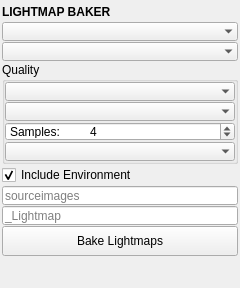
Qt form mayatk/light_utils/lightmap_baker/lightmap_baker.ui (m3trik/mayatk) before a commit.
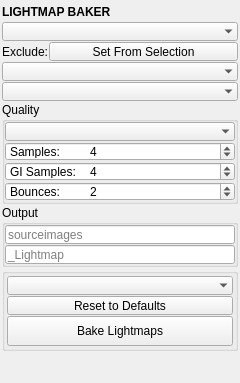
The same form after that commit. Custom widgets are drawn as their Qt base class.

```diff
--- a/mayatk/light_utils/lightmap_baker/lightmap_baker.ui
+++ b/mayatk/light_utils/lightmap_baker/lightmap_baker.ui
@@ -10,7 +10,7 @@
     <x>0</x>
     <y>0</y>
     <width>240</width>
-    <height>237</height>
+    <height>340</height>
    </rect>
   </property>
   <property name="tabShape">
@@ -116,6 +116,68 @@
         </property>
        </widget>
       </item>
+      <item>
+       <layout class="QHBoxLayout" name="exclude_layout">
+        <property name="spacing">
+         <number>1</number>
+        </property>
+        <item>
+         <widget class="QLabel" name="lbl_exclude">
+          <property name="minimumSize">
+           <size>
+            <width>0</width>
+            <height>19</height>
+           </size>
+          </property>
+          <property name="maximumSize">
+           <size>
+            <width>16777215</width>
+            <height>19</height>
+           </size>
+          </property>
+          <property name="toolTip">
+           <string>Exclude — objects that get no lightmap of their own but still light the bake: they cast shadows and bounce light onto everything that does bake.
+
+Stored in the scene (the lightmapBaker_exclude set), so every bake of this scene skips them — from this panel or a script — and a re-bake leaves a map they already have alone.</string>
+          </property>
+          <property name="text">
+           <string>Exclude:</string>
+          </property>
+          <property name="caption" stdset="0">
+           <bool>true</bool>
+          </property>
+         </widget>
+        </item>
+        <item>
+         <widget class="QPushButton" name="set_exclusions">
+          <property name="sizePolicy">
+           <sizepolicy hsizetype="Expanding" vsizetype="Fixed">
+            <horstretch>1</horstretch>
+            <verstretch>0</verstretch>
+           </sizepolicy>
+          </property>
+          <property name="minimumSize">
+           <size>
+            <width>0</width>
+            <height>19</height>
+           </size>
+          </property>
+          <property name="maximumSize">
+           <size>
+            <width>16777215</width>
+            <height>19</height>
+           </size>
+          </property>
+          <property name="toolTip">
+           <string>Make the current selection the Exclude set (replacing it). A selected group excludes every mesh under it; with nothing selected, the set is cleared.</string>
+          </property>
+          <property name="text">
+           <string>Set From Selection</string>
+          </property>
+         </widget>
+        </item>
+       </layout>
+      </item>
       <item>
        <widget class="ComboBox" name="cmb002">
         <property name="minimumSize">
@@ -135,7 +197,33 @@
 
 Per-Object (default) — one lightmap texture per object at the full Resolution. Best per-object detail; right for hero assets or small selections.
 
-Atlas by Material — objects sharing a primary material are consolidated into one shared EXR (Resolution becomes the shared atlas size), and each object gets an area-weighted atlas rect bound at engine time (Unity's lightmapScaleOffset / glTF KHR_texture_transform) — UVs are never edited, and instances are fully supported: every copy keeps its own rect and its own lighting. Fewer textures, no naming collisions, more efficient texel use for many small objects. The layout is planned up front, so each object bakes at the size it will occupy instead of rendering a full map that is then downscaled away.</string>
+Per-Object — one lightmap texture per object at the full Resolution. Best per-object detail; right for hero assets or small selections.</string>
+        </property>
+        <property name="frame">
+         <bool>false</bool>
+        </property>
+       </widget>
+      </item>
+      <item>
+       <widget class="ComboBox" name="cmb_device">
+        <property name="minimumSize">
+         <size>
+          <width>180</width>
+          <height>19</height>
+         </size>
+        </property>
+        <property name="maximumSize">
+         <size>
+          <width>999</width>
+          <height>19</height>
+         </size>
+        </property>
+        <property name="toolTip">
+         <string>Which processor Arnold renders the bake on. A machine setting, not a quality one — it is never stored in a preset.
+
+Auto — the GPU wherever Arnold has one, else the CPU. At the same quality the GPU is the fast one: measured on a production floor, 3.4s on the GPU against 24.2s on the CPU for the same ray budget.
+GPU — force it, with no fallback.
+CPU — force it. Use this if a GPU bake ever disagrees with a CPU one: Arnold's GPU renderer does not support every shader feature.</string>
         </property>
         <property name="frame">
          <bool>false</bool>
@@ -169,28 +257,6 @@
          <property name="bottomMargin">
           <number>0</number>
          </property>
-         <item>
-          <widget class="ComboBox" name="cmb000">
-           <property name="minimumSize">
-            <size>
-             <width>180</width>
-             <height>19</height>
-            </size>
-           </property>
-           <property name="maximumSize">
-            <size>
-             <width>999</width>
-             <height>19</height>
-            </size>
-           </property>
-           <property name="toolTip">
-            <string>Quality preset. Selecting one fills in Resolution / Samples below; you can still override them for a custom bake.</string>
-           </property>
-           <property name="frame">
-            <bool>false</bool>
-           </property>
-          </widget>
-         </item>
          <item>
           <widget class="ComboBox" name="cmb_resolution">
            <property name="minimumSize">
@@ -245,16 +311,16 @@
           </widget>
          </item>
          <item>
-          <widget class="ComboBox" name="cmb_device">
+          <widget class="QSpinBox" name="spn_gi_samples">
            <property name="minimumSize">
             <size>
-             <width>180</width>
+             <width>0</width>
              <height>19</height>
             </size>
            </property>
            <property name="maximumSize">
             <size>
-             <width>999</width>
+             <width>16777215</width>
              <height>19</height>
             </size>
            </property>
@@ -265,8 +331,48 @@
 GPU — force it, with no fallback.
 CPU — force it. Use this if a GPU bake ever disagrees with a CPU one: Arnold's GPU renderer does not support every shader feature.</string>
            </property>
-           <property name="frame">
-            <bool>false</bool>
+           <property name="prefix">
+            <string>GI Samples:	</string>
+           </property>
+           <property name="minimum">
+            <number>1</number>
+           </property>
+           <property name="maximum">
+            <number>32</number>
+           </property>
+           <property name="value">
+            <number>4</number>
+           </property>
+          </widget>
+         </item>
+         <item>
+          <widget class="QSpinBox" name="spn_bounces">
+           <property name="minimumSize">
+            <size>
+             <width>0</width>
+             <height>19</height>
+            </size>
+           </property>
+           <property name="maximumSize">
+            <size>
+             <width>16777215</width>
+             <height>19</height>
+            </size>
+           </property>
+           <property name="toolTip">
+            <string>Diffuse bounces (Arnold's GI Diffuse Depth): how many times light bounces between surfaces before the bake stops following it. 0 = direct light only; 2–3 lights a room's corners and ceiling. The biggest quality lever for interiors — each bounce adds render time.</string>
+           </property>
+           <property name="prefix">
+            <string>Bounces:	</string>
+           </property>
+           <property name="minimum">
+            <number>0</number>
+           </property>
+           <property name="maximum">
+            <number>16</number>
+           </property>
+           <property name="value">
+            <number>2</number>
            </property>
           </widget>
          </item>
@@ -274,20 +380,32 @@
        </widget>
       </item>
       <item>
-       <widget class="QCheckBox" name="chk_environment">
-        <property name="toolTip">
-         <string>Bake the scene's environment (HDRI skydome) along with its lights.
-
-Off bakes the room's own lights only: the aiSkyDomeLight is hidden for the bake and restored afterwards. An HDRI is often a backdrop or a look-dev convenience rather than the room's real lighting, and baking it in is a flat ambient lift that cannot be taken back out of the map.</string>
+       <widget class="QGroupBox" name="output_group">
+        <property name="sizePolicy">
+         <sizepolicy hsizetype="Preferred" vsizetype="Fixed">
+          <horstretch>0</horstretch>
+          <verstretch>0</verstretch>
+         </sizepolicy>
         </property>
-        <property name="text">
-         <string>Include Environment</string>
+        <property name="title">
+         <string>Output</string>
         </property>
-        <property name="checked">
-         <bool>true</bool>
-        </property>
-       </widget>
-      </item>
+        <layout class="QVBoxLayout" name="output_layout">
+         <property name="spacing">
+          <number>1</number>
+         </property>
+         <property name="leftMargin">
+          <number>0</number>
+         </property>
+         <property name="topMargin">
+          <number>0</number>
+         </property>
+         <property name="rightMargin">
+          <number>0</number>
+         </property>
+         <property name="bottomMargin">
+          <number>0</number>
+         </property>
       <item>
        <widget class="LineEdit" name="txt_output_dir">
         <property name="minimumSize">
@@ -338,6 +456,78 @@
         </property>
        </widget>
       </item>
+        </layout>
+       </widget>
+      </item>
+      <item>
+       <widget class="QGroupBox" name="grp_process">
+        <property name="title">
+         <string/>
+        </property>
+        <layout class="QVBoxLayout" name="process_layout">
+         <property name="spacing">
+          <number>1</number>
+         </property>
+         <property name="leftMargin">
+          <number>2</number>
+         </property>
+         <property name="topMargin">
+          <number>2</number>
+         </property>
+         <property name="rightMargin">
+          <number>2</number>
+         </property>
+         <property name="bottomMargin">
+          <number>2</number>
+         </property>
+         <item>
+          <widget class="ComboBox" name="cmb000">
+           <property name="minimumSize">
+            <size>
+             <width>180</width>
+             <height>19</height>
+            </size>
+           </property>
+           <property name="maximumSize">
+            <size>
+             <width>999</width>
+             <height>19</height>
+            </size>
+           </property>
+           <property name="toolTip">
+            <string>Preset — this panel's bake settings under a name: Packing, Resolution, Samples, GI Samples, Bounces, Adaptive Sampling, Include Environment, Denoise and Beside Material Textures.
+
+   The built-ins (italic, read-only) — preview, quest, desktop — set the quality dials only. Save (the disk icon) stores the current settings under a name you type (Enter to commit); the ⋯ menu renames, deletes or opens the preset folder. A * after the name means a setting has changed since the preset loaded.
+
+   Not saved: Scope, Exclude, Processor, Output Directory and Name — they belong to a scene or a machine. A headless bake reads the same presets: LightmapBaker.from_preset(name).</string>
+           </property>
+           <property name="frame">
+            <bool>false</bool>
+           </property>
+          </widget>
+         </item>
+         <item>
+          <widget class="QPushButton" name="btn_reset_defaults">
+           <property name="minimumSize">
+            <size>
+             <width>0</width>
+             <height>19</height>
+            </size>
+           </property>
+           <property name="maximumSize">
+            <size>
+             <width>16777215</width>
+             <height>19</height>
+            </size>
+           </property>
+           <property name="toolTip">
+            <string>Restore every setting on this panel to its default.</string>
+           </property>
+           <property name="text">
+            <string>Reset to Defaults</string>
+           </property>
+          </widget>
+         </item>
       <item>
        <widget class="QPushButton" name="b000">
         <property name="sizePolicy">
@@ -366,6 +556,9 @@
         <property name="text">
          <string>Bake Lightmaps</string>
         </property>
+          </widget>
+         </item>
+        </layout>
        </widget>
       </item>
       <item>
```
Left out of the diff: 30 changed lines with no effect on the pictures. Lines whose indentation alone changed are shown as unchanged.
